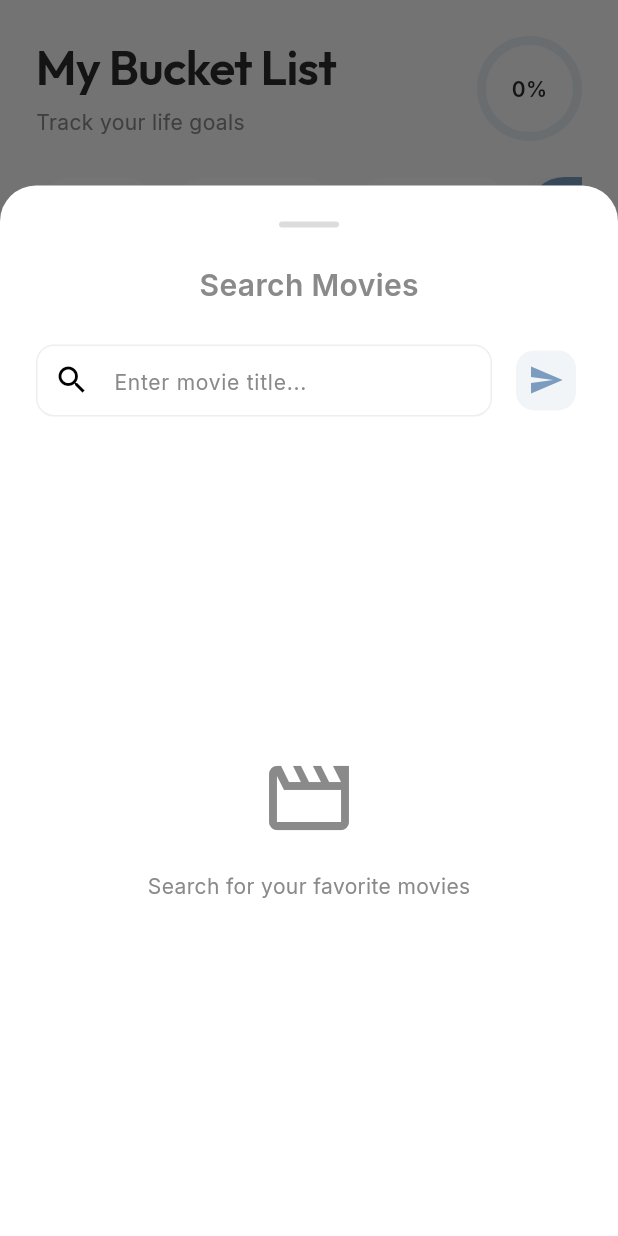
After one commit to rafsal3/Bucketlist, a Flutter app: the screen it shows after launch, after a tap on "Movies", after a tap on "Find Movie", on a phone screen of 412 x 824 dp. The commit adds this screen. Run offline on Flutter 3.47's test engine with Material 3 defaults, Android fonts, the phone set to English and light mode, and no system bars; our stand-ins replace google_fonts, shared_preferences.

Commit message:
feat: Add TMDB movie search and selection functionality with new service, model, and UI.

```diff
--- /dev/null
+++ b/lib/models/tmdb_movie.dart
@@ -0,0 +1,25 @@
+class TMDBMovie {
+  final int id;
+  final String title;
+  final String overview;
+  final String? posterPath;
+  final String releaseDate;
+
+  TMDBMovie({
+    required this.id,
+    required this.title,
+    required this.overview,
+    this.posterPath,
+    required this.releaseDate,
+  });
+
+  factory TMDBMovie.fromJson(Map<String, dynamic> json) {
+    return TMDBMovie(
+      id: json['id'],
+      title: json['title'] ?? 'Unknown Title',
+      overview: json['overview'] ?? '',
+      posterPath: json['poster_path'],
+      releaseDate: json['release_date'] ?? '',
+    );
+  }
+}
--- a/lib/screens/home_screen.dart
+++ b/lib/screens/home_screen.dart
@@ -2,6 +2,7 @@ import 'package:flutter/material.dart';
 import 'package:provider/provider.dart';
 import '../providers/app_state.dart';
 import '../models/category_model.dart';
+import '../widgets/add_movie_modal.dart';
 import '../widgets/add_category_modal.dart';
 import '../widgets/add_item_modal.dart';
 import '../theme/app_theme.dart';
@@ -127,22 +128,37 @@ class _HomeScreenState extends State<HomeScreen> {
           // Add Item button
           Consumer<AppState>(
             builder: (context, appState, child) {
+              final currentCategoryId = _getCurrentCategoryId(appState);
+              final isMoviesCategory = currentCategoryId == 'default_movies';
+
               return FloatingActionButton.extended(
                 heroTag: 'add_item',
                 onPressed: () {
+                  if (isMoviesCategory) {
+                    showModalBottomSheet(
+                      context: context,
+                      isScrollControlled: true,
+                      backgroundColor: Colors.transparent,
+                      builder: (context) => AddMovieModal(
+                        categoryId: currentCategoryId!,
+                      ),
+                    );
+                  } else {
                     showModalBottomSheet(
                       context: context,
                       isScrollControlled: true,
                       backgroundColor: Colors.transparent,
                       builder: (context) => AddItemModal(
-                      selectedCategoryId: _getCurrentCategoryId(appState),
+                        selectedCategoryId: currentCategoryId,
                       ),
                     );
+                  }
                 },
                 backgroundColor: AppTheme.accent,
-                icon: Icon(Icons.add, color: Colors.white),
+                icon: Icon(isMoviesCategory ? Icons.movie : Icons.add,
+                    color: Colors.white),
                 label: Text(
-                  'Add Item',
+                  isMoviesCategory ? 'Find Movie' : 'Add Item',
                   style: TextStyle(
                     color: Colors.white,
                     fontWeight: FontWeight.w600,
@@ -331,13 +347,18 @@ class _ItemCard extends StatelessWidget {
   void _showCategoryPicker(BuildContext context) {
     showModalBottomSheet(
       context: context,
+      isScrollControlled: true,
       backgroundColor: Colors.transparent,
       builder: (context) => Container(
+        constraints: BoxConstraints(
+          maxHeight: MediaQuery.of(context).size.height * 0.85,
+        ),
         decoration: BoxDecoration(
           color: AppTheme.surface,
           borderRadius: BorderRadius.vertical(top: Radius.circular(24)),
         ),
         padding: EdgeInsets.all(24),
+        child: SingleChildScrollView(
           child: Column(
             mainAxisSize: MainAxisSize.min,
             children: [
@@ -383,6 +404,7 @@ class _ItemCard extends StatelessWidget {
                 );
               }).toList(),
             ],
+          ),
         ),
       ),
     );
--- /dev/null
+++ b/lib/services/tmdb_service.dart
@@ -0,0 +1,35 @@
+import 'dart:convert';
+import 'package:http/http.dart' as http;
+import '../models/tmdb_movie.dart';
+
+class TMDBService {
+  static const String _apiKey = 'cb90429b2fa956590feb66a96a30b763';
+  static const String _baseUrl = 'https://api.themoviedb.org/3';
+  static const String _imageBaseUrl = 'https://image.tmdb.org/t/p/w200';
+
+  Future<List<TMDBMovie>> searchMovies(String query) async {
+    if (query.isEmpty) return [];
+
+    try {
+      final response = await http.get(
+        Uri.parse(
+            '$_baseUrl/search/movie?api_key=$_apiKey&query=${Uri.encodeComponent(query)}&include_adult=false&language=en-US&page=1'),
+      );
+
+      if (response.statusCode == 200) {
+        final data = json.decode(response.body);
+        final List<dynamic> results = data['results'];
+        return results.map((json) => TMDBMovie.fromJson(json)).toList();
+      } else {
+        throw Exception('Failed to load movies');
+      }
+    } catch (e) {
+      throw Exception('Failed to search movies: $e');
+    }
+  }
+
+  static String getPosterUrl(String? posterPath) {
+    if (posterPath == null) return ''; // Or a placeholder URL
+    return '$_imageBaseUrl$posterPath';
+  }
+}
--- a/lib/widgets/add_item_modal.dart
+++ b/lib/widgets/add_item_modal.dart
@@ -42,6 +42,9 @@ class _AddItemModalState extends State<AddItemModal> {
   @override
   Widget build(BuildContext context) {
     return Container(
+      constraints: BoxConstraints(
+        maxHeight: MediaQuery.of(context).size.height * 0.9,
+      ),
       decoration: BoxDecoration(
         color: AppTheme.surface,
         borderRadius: BorderRadius.vertical(top: Radius.circular(24)),
@@ -49,6 +52,7 @@ class _AddItemModalState extends State<AddItemModal> {
       padding: EdgeInsets.only(
         bottom: MediaQuery.of(context).viewInsets.bottom,
       ),
+      child: SingleChildScrollView(
         child: Padding(
           padding: const EdgeInsets.all(24.0),
           child: Column(
@@ -179,6 +183,7 @@ class _AddItemModalState extends State<AddItemModal> {
             ],
           ),
         ),
+      ),
     );
   }
 }
--- /dev/null
+++ b/lib/widgets/add_movie_modal.dart
@@ -0,0 +1,204 @@
+import 'package:flutter/material.dart';
+import 'package:provider/provider.dart';
+import '../providers/app_state.dart';
+import '../services/tmdb_service.dart';
+import '../models/tmdb_movie.dart';
+import '../theme/app_theme.dart';
+
+class AddMovieModal extends StatefulWidget {
+  final String categoryId;
+
+  const AddMovieModal({
+    super.key,
+    required this.categoryId,
+  });
+
+  @override
+  State<AddMovieModal> createState() => _AddMovieModalState();
+}
+
+class _AddMovieModalState extends State<AddMovieModal> {
+  final TextEditingController _searchController = TextEditingController();
+  final TMDBService _tmdbService = TMDBService();
+  List<TMDBMovie> _searchResults = [];
+  bool _isLoading = false;
+  String? _error;
+
+  Future<void> _searchMovies() async {
+    final query = _searchController.text.trim();
+    if (query.isEmpty) return;
+
+    setState(() {
+      _isLoading = true;
+      _error = null;
+    });
+
+    try {
+      final results = await _tmdbService.searchMovies(query);
+      setState(() {
+        _searchResults = results;
+        _isLoading = false;
+      });
+    } catch (e) {
+      setState(() {
+        _error = 'Failed to search movies. Please try again.';
+        _isLoading = false;
+      });
+    }
+  }
+
+  void _addMovie(TMDBMovie movie) {
+    final appState = Provider.of<AppState>(context, listen: false);
+    String title = movie.title;
+    if (movie.releaseDate.isNotEmpty) {
+      title += ' (${movie.releaseDate.split('-').first})';
+    }
+    appState.addItem(widget.categoryId, title);
+    Navigator.pop(context);
+  }
+
+  @override
+  Widget build(BuildContext context) {
+    return Container(
+      height: MediaQuery.of(context).size.height * 0.85,
+      decoration: BoxDecoration(
+        color: AppTheme.surface,
+        borderRadius: BorderRadius.vertical(top: Radius.circular(24)),
+      ),
+      padding: EdgeInsets.all(24),
+      child: Column(
+        children: [
+          // Handle bar
+          Container(
+            width: 40,
+            height: 4,
+            decoration: BoxDecoration(
+              color: AppTheme.textSecondary.withOpacity(0.3),
+              borderRadius: BorderRadius.circular(2),
+            ),
+          ),
+          SizedBox(height: 24),
+
+          Text(
+            'Search Movies',
+            style: TextStyle(
+              fontSize: 20,
+              fontWeight: FontWeight.w600,
+            ),
+          ),
+          SizedBox(height: 24),
+
+          // Search Bar
+          Row(
+            children: [
+              Expanded(
+                child: TextField(
+                  controller: _searchController,
+                  decoration: InputDecoration(
+                    hintText: 'Enter movie title...',
+                    prefixIcon: Icon(Icons.search),
+                    border: OutlineInputBorder(
+                      borderRadius: BorderRadius.circular(12),
+                    ),
+                    contentPadding:
+                        EdgeInsets.symmetric(horizontal: 16, vertical: 12),
+                  ),
+                  textInputAction: TextInputAction.search,
+                  onSubmitted: (_) => _searchMovies(),
+                ),
+              ),
+              SizedBox(width: 12),
+              IconButton(
+                onPressed: _searchMovies,
+                icon: Icon(Icons.send, color: AppTheme.accent),
+                style: IconButton.styleFrom(
+                  backgroundColor: AppTheme.accent.withOpacity(0.1),
+                  shape: RoundedRectangleBorder(
+                      borderRadius: BorderRadius.circular(12)),
+                ),
+              ),
+            ],
+          ),
+          SizedBox(height: 24),
+
+          // Results
+          Expanded(
+            child: _isLoading
+                ? Center(child: CircularProgressIndicator())
+                : _error != null
+                    ? Center(
+                        child:
+                            Text(_error!, style: TextStyle(color: Colors.red)))
+                    : _searchResults.isEmpty
+                        ? Center(
+                            child: Column(
+                              mainAxisAlignment: MainAxisAlignment.center,
+                              children: [
+                                Icon(Icons.movie_creation_outlined,
+                                    size: 64, color: AppTheme.textSecondary),
+                                SizedBox(height: 16),
+                                Text('Search for your favorite movies',
+                                    style: TextStyle(
+                                        color: AppTheme.textSecondary)),
+                              ],
+                            ),
+                          )
+                        : ListView.builder(
+                            itemCount: _searchResults.length,
+                            itemBuilder: (context, index) {
+                              final movie = _searchResults[index];
+                              final posterUrl =
+                                  TMDBService.getPosterUrl(movie.posterPath);
+
+                              return ListTile(
+                                contentPadding:
+                                    EdgeInsets.symmetric(vertical: 8),
+                                leading: ClipRRect(
+                                  borderRadius: BorderRadius.circular(8),
+                                  child: movie.posterPath != null
+                                      ? Image.network(
+                                          posterUrl,
+                                          width: 50,
+                                          height: 75,
+                                          fit: BoxFit.cover,
+                                          errorBuilder:
+                                              (context, error, stackTrace) =>
+                                                  Container(
+                                                      width: 50,
+                                                      height: 75,
+                                                      color: Colors.grey[300],
+                                                      child: Icon(Icons.movie)),
+                                        )
+                                      : Container(
+                                          width: 50,
+                                          height: 75,
+                                          color: Colors.grey[300],
+                                          child: Icon(Icons.movie,
+                                              color: Colors.grey[600]),
+                                        ),
+                                ),
+                                title: Text(
+                                  movie.title,
+                                  style: TextStyle(fontWeight: FontWeight.w600),
+                                ),
+                                subtitle: Text(
+                                  movie.overview,
+                                  maxLines: 2,
+                                  overflow: TextOverflow.ellipsis,
+                                  style: TextStyle(fontSize: 12),
+                                ),
+                                trailing: IconButton(
+                                  icon: Icon(Icons.add_circle_outline,
+                                      color: AppTheme.accent),
+                                  onPressed: () => _addMovie(movie),
+                                ),
+                                onTap: () => _addMovie(movie),
+                              );
+                            },
+                          ),
+          ),
+        ],
+      ),
+    );
+  }
+}
--- a/pubspec.yaml
+++ b/pubspec.yaml
@@ -38,6 +38,7 @@ dependencies:
   provider: ^6.1.1
   shared_preferences: ^2.2.2
   google_fonts: ^5.1.0
+  http: ^1.2.0
 
 dev_dependencies:
   flutter_test:
```
Also changed, not shown: pubspec.lock, 1 other file. Lines whose indentation alone changed are shown as unchanged.
